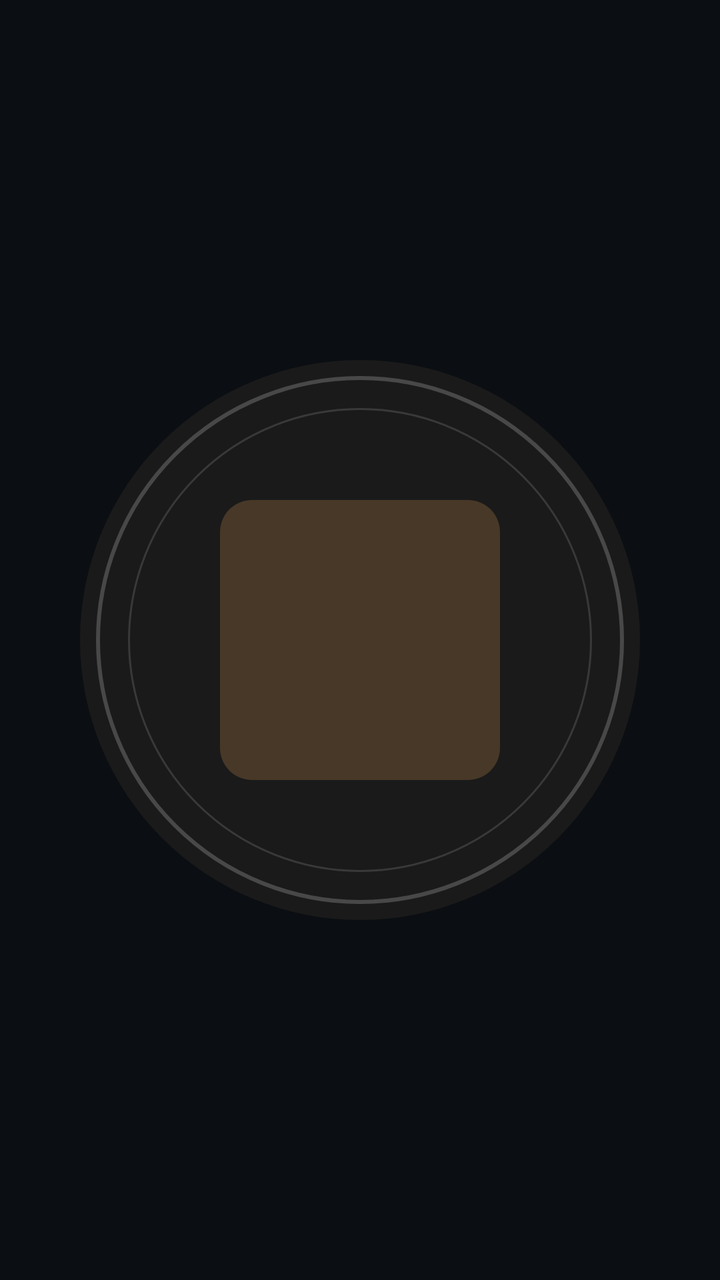
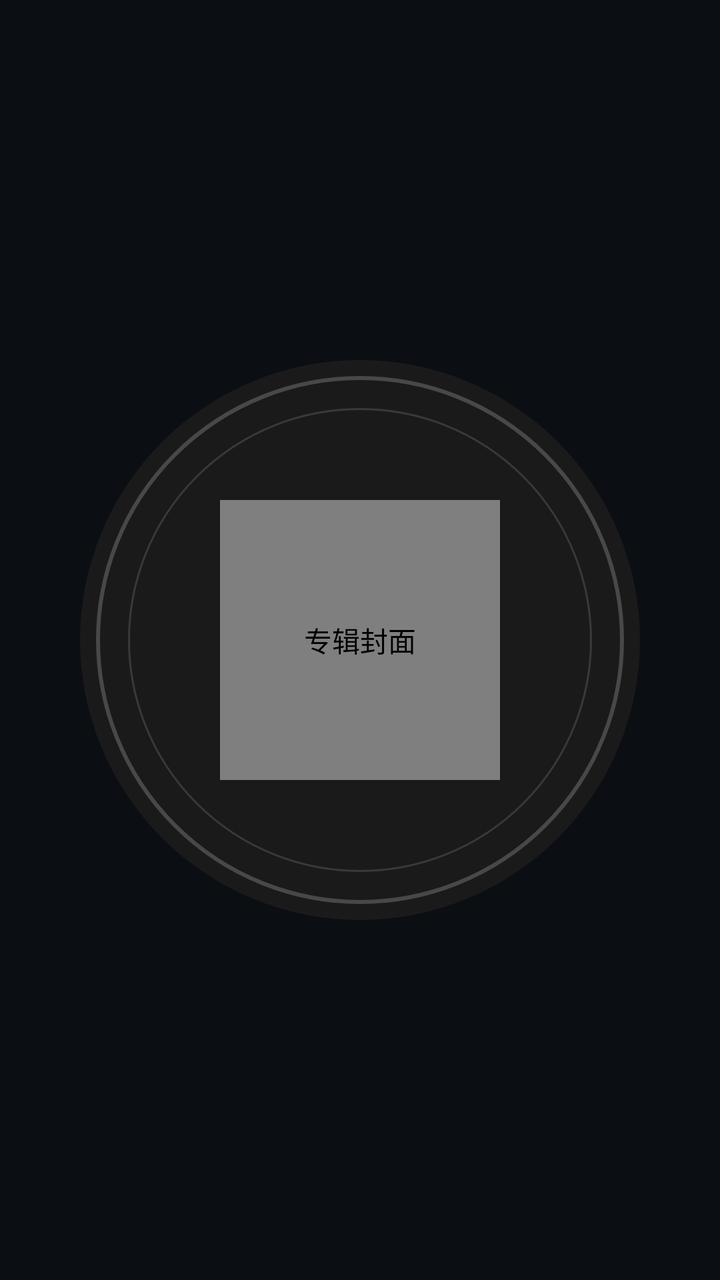

Two renders of the same Android screen: before a commit and after it. Below are the layout's source before the change and the commit's diff.
<!-- AndroidManifest.xml: application theme Theme.MP3Player -->
<!-- res/layout/view_vinyl_record.xml -->
<?xml version="1.0" encoding="utf-8"?>
<FrameLayout xmlns:android="http://schemas.android.com/apk/res/android"
    android:layout_width="match_parent"
    android:layout_height="match_parent"
    android:clipChildren="false"
    android:clipToPadding="false">

    <FrameLayout
        android:id="@+id/vinylRotateGroup"
        android:layout_width="wrap_content"
        android:layout_height="wrap_content"
        android:layout_gravity="center"
        android:clipChildren="false"
        android:clipToPadding="false">

        <ImageView
            android:id="@+id/vinylDisc"
            android:layout_width="280dp"
            android:layout_height="280dp"
            android:layout_gravity="center"
            android:contentDescription="@string/album_cover"
            android:src="@drawable/bg_vinyl_disc" />

        <ImageView
            android:id="@+id/vinylCover"
            android:layout_width="140dp"
            android:layout_height="140dp"
            android:layout_gravity="center"
            android:contentDescription="@string/album_cover"
            android:scaleType="centerCrop"
            android:src="@drawable/bg_album_placeholder" />

    </FrameLayout>

</FrameLayout>
<!-- resources referenced by this layout -->
<resources>
  <!-- drawable bg_album_placeholder (drawable) -->
  <?xml version="1.0" encoding="utf-8"?>
  <shape xmlns:android="http://schemas.android.com/apk/res/android"
      android:shape="rectangle">
      <solid android:color="@color/chip_bg" />
      <corners android:radius="16dp" />
  </shape>
  <!-- drawable bg_vinyl_disc (drawable) -->
  <?xml version="1.0" encoding="utf-8"?>
  <layer-list xmlns:android="http://schemas.android.com/apk/res/android">
      <item>
          <shape android:shape="oval">
              <solid android:color="#1A1A1A" />
              <size android:width="280dp" android:height="280dp" />
          </shape>
      </item>
      <item
          android:bottom="8dp"
          android:left="8dp"
          android:right="8dp"
          android:top="8dp">
          <shape android:shape="oval">
              <stroke
                  android:width="2dp"
                  android:color="#33FFFFFF" />
              <solid android:color="#00000000" />
          </shape>
      </item>
      <item
          android:bottom="24dp"
          android:left="24dp"
          android:right="24dp"
          android:top="24dp">
          <shape android:shape="oval">
              <stroke
                  android:width="1dp"
                  android:color="#22FFFFFF" />
              <solid android:color="#00000000" />
          </shape>
      </item>
  </layer-list>
  <string name="album_cover">专辑封面</string>
  <style name="Theme.MP3Player" parent="Theme.MaterialComponents.DayNight.NoActionBar">
  
          <item name="colorPrimary">@color/netease_red</item>
  
          <item name="colorPrimaryVariant">@color/netease_red_dark</item>
  
          <item name="colorSecondary">@color/netease_red</item>
  
          <item name="colorOnPrimary">@color/player_button_icon</item>
  
          <item name="android:statusBarColor">@color/background</item>
  
          <item name="android:navigationBarColor">@color/netease_bottom_nav</item>
  
          <item name="android:windowBackground">@color/background</item>
  
          <item name="android:textColorPrimary">@color/text_primary</item>
  
          <item name="android:textColorSecondary">@color/text_secondary</item>
          <item name="android:fontFamily">sans</item>
          <item name="android:windowLightStatusBar">false</item>
          <item name="materialButtonStyle">@style/CarPrimaryButton</item>
  
      </style>
  <color name="chip_bg">#33FFB15A</color>
  <color name="netease_red">#FFB15A</color>
  <color name="netease_red_dark">#DB8434</color>
  <color name="player_button_icon">#15100A</color>
  <color name="background">#0B0E12</color>
  <color name="netease_bottom_nav">#10151B</color>
  <color name="text_primary">#F6F1E7</color>
  <color name="text_secondary">#AAB4C0</color>
  <style name="CarPrimaryButton" parent="Widget.MaterialComponents.Button">
          <item name="cornerRadius">18dp</item>
          <item name="android:minHeight">52dp</item>
          <item name="android:textSize">15sp</item>
          <item name="android:textStyle">bold</item>
          <item name="backgroundTint">?attr/colorPrimary</item>
          <item name="android:textColor">?attr/colorOnPrimary</item>
      </style>
</resources>

<!-- the commit's change to res/layout/view_vinyl_record.xml (unified diff, before → after) -->
@@ -21,7 +21,7 @@
             android:contentDescription="@string/album_cover"
             android:src="@drawable/bg_vinyl_disc" />
 
-        <ImageView
+        <com.car.mp3player.ui.CircularCoverImageView
             android:id="@+id/vinylCover"
             android:layout_width="140dp"
             android:layout_height="140dp"
<!-- resource entries referenced after the edit -->
@@ -42,7 +42,9 @@
       </item>
   </layer-list>
   <string name="album_cover">专辑封面</string>
-  <style name="Theme.MP3Player" parent="Theme.MaterialComponents.DayNight.NoActionBar">
+  <style name="Theme.MP3Player" parent="BaseTheme.MP3Player" />
+  <color name="chip_bg">#33FFB15A</color>
+  <style name="BaseTheme.MP3Player" parent="Theme.MaterialComponents.DayNight.NoActionBar">
   
           <item name="colorPrimary">@color/netease_red</item>
   
@@ -52,26 +54,18 @@
   
           <item name="colorOnPrimary">@color/player_button_icon</item>
   
-          <item name="android:statusBarColor">@color/background</item>
-  
-          <item name="android:navigationBarColor">@color/netease_bottom_nav</item>
-  
           <item name="android:windowBackground">@color/background</item>
   
           <item name="android:textColorPrimary">@color/text_primary</item>
   
           <item name="android:textColorSecondary">@color/text_secondary</item>
-          <item name="android:fontFamily">sans</item>
-          <item name="android:windowLightStatusBar">false</item>
           <item name="materialButtonStyle">@style/CarPrimaryButton</item>
   
       </style>
-  <color name="chip_bg">#33FFB15A</color>
   <color name="netease_red">#FFB15A</color>
   <color name="netease_red_dark">#DB8434</color>
   <color name="player_button_icon">#15100A</color>
   <color name="background">#0B0E12</color>
-  <color name="netease_bottom_nav">#10151B</color>
   <color name="text_primary">#F6F1E7</color>
   <color name="text_secondary">#AAB4C0</color>
   <style name="CarPrimaryButton" parent="Widget.MaterialComponents.Button">
